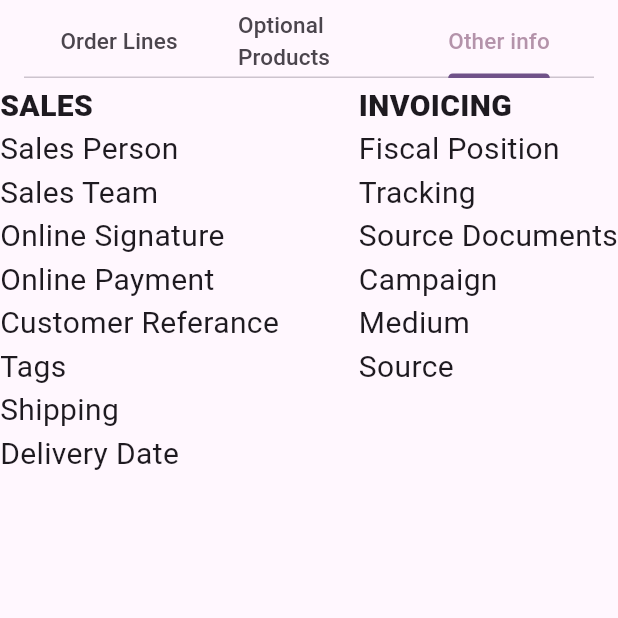
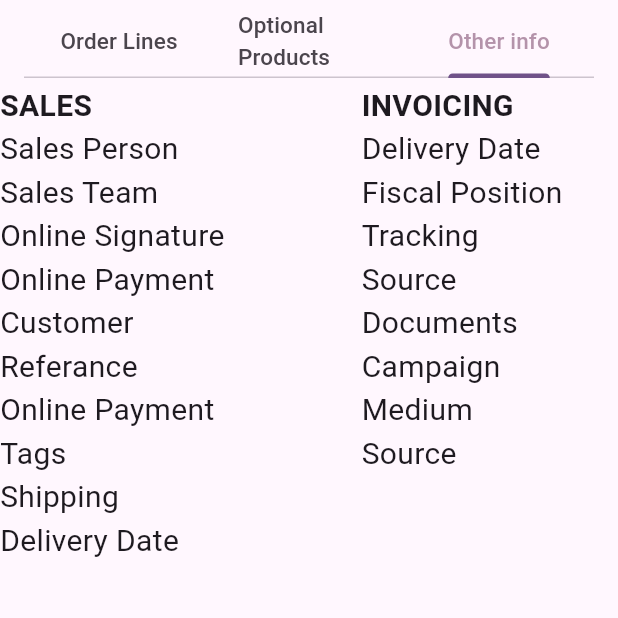
Before and after one commit to Dilanka76/odoo_app, a Flutter app: the SoConfTabBar screen opened directly, tab 3 chosen, on a phone screen of 412 x 824 dp, the top half of it. Run offline on Flutter 3.47's test engine with Material 3 defaults, Android fonts, the phone set to English and light mode, and no system bars; our stand-ins replace smooth_page_indicator, syncfusion_flutter_datagrid; missing offline and left inert: lock_orientation_screen, xml_rpc.

Commit message:
initial commit

```diff
--- /dev/null
+++ b/lib/models data/so_cong_info_data.dart
@@ -0,0 +1,28 @@
+import '../models/so_conf_info_tab_model.dart';
+
+class SoConfInfoDataSales {
+  final List<SoConfInfoModel> soConfDataListSales = [
+  SoConfInfoModel(itemName: "SALES"),
+  SoConfInfoModel(itemName: "Sales Person"),
+  SoConfInfoModel(itemName: "Sales Team"),
+  SoConfInfoModel(itemName: "Online Signature"),
+  SoConfInfoModel(itemName: "Online Payment"),
+  SoConfInfoModel(itemName: "Customer Referance"),
+  SoConfInfoModel(itemName: "Online Payment",),
+  SoConfInfoModel(itemName: "Tags"),
+  SoConfInfoModel(itemName: "Shipping"),
+  SoConfInfoModel(itemName: "Delivery Date"),
+  ];
+}
+class SoConfInfoDataInvoicing {
+  final List<SoConfInfoModel> soConfDataListInvoicing = [
+  SoConfInfoModel(itemName: "INVOICING",),
+  SoConfInfoModel(itemName: "Delivery Date",),
+  SoConfInfoModel(itemName: "Fiscal Position",),
+  SoConfInfoModel(itemName: "Tracking",),
+  SoConfInfoModel(itemName: "Source Documents"),
+  SoConfInfoModel(itemName: "Campaign"),
+  SoConfInfoModel(itemName: "Medium"),
+  SoConfInfoModel(itemName: "Source"),
+  ];
+}
--- /dev/null
+++ b/lib/models/so_conf_info_tab_model.dart
@@ -0,0 +1,7 @@
+class SoConfInfoModel {
+  final String itemName;
+
+  SoConfInfoModel({
+    required this.itemName,
+});
+}
--- a/lib/providers/user_data.provider.dart
+++ b/lib/providers/user_data.provider.dart
@@ -1,4 +1,3 @@
-
 import 'package:flutter/material.dart';
 import 'package:xml_rpc/client_c.dart' as xml_rpc;
 
@@ -20,7 +19,7 @@ class UserDataProvider with ChangeNotifier{
   List<dynamic> get salesOrderDataList => _salesOrderDataList;
 
   // set values to the relavant field
-void setUserData ( {required String url, required String database, required String userName, required String password}){
+void setUserData ( {required String url, required String database, required String userName, required String password,required }){
    _url = url;
    _database = database;
    _userName = userName;
@@ -36,12 +35,13 @@ void setUserData ( {required String url, required String database, required Stri
         'login',
         [_database, _userName, _password],
       );
+      print("vvv.eee..$userId");
       if(userId != false){
         _userId =  userId;
          _showSnackbar(context2, "isSuccessful" ,"✅ Login successful! Welcome");
       }else{
         _userId = -1;
-        _showSnackbar(context2, "isFailed" ,"⚠️ Sign-in failed. Please check your username and password");
+        _showSnackbar(context2, "isFailed" ,"⚠️ Sign-in failed. Please check your username and password ");
       }
       notifyListeners();
       return userId;
--- a/lib/screens/home_page.dart
+++ b/lib/screens/home_page.dart
@@ -19,10 +19,10 @@ class MyHomePage extends StatelessWidget {
               color: Colors.white,
               boxShadow: [
                 BoxShadow(
-                  color: Colors.black.withOpacity(0.1), // Soft shadow
+                  color: Colors.black.withOpacity(0.1),
                   blurRadius: 10,
                   spreadRadius: 2,
-                  offset: Offset(0, 5), // Slightly below
+                  offset: Offset(0, 5),
                 ),
               ],
             ),
--- a/lib/screens/sales_order_confirmed.dart
+++ b/lib/screens/sales_order_confirmed.dart
@@ -1,10 +1,6 @@
-import 'package:flutter/cupertino.dart';
 import 'package:flutter/material.dart';
-
-import '../constant/colors.dart';
 import '../widgets/app_bar.dart';
 import '../widgets/left_drawer.dart';
-import '../widgets/reuserble widget/tap_button.dart';
 import '../widgets/right_Drawer.dart';
 import '../widgets/so confirmed screen widget/so_conf_action_section.dart';
 import '../widgets/so confirmed screen widget/so_conf_customer_section.dart';
@@ -43,6 +39,7 @@ class _SalesOrderConfirmedState extends State<SalesOrderConfirmed> {
               SoConfAction(
                   status:widget.status,
                 orderId: widget.orderId,
+                number: widget.number,
               ),
               Divider(),
               SoConfCstomer(
--- a/lib/screens/sales_order_screen.dart
+++ b/lib/screens/sales_order_screen.dart
@@ -1,4 +1,3 @@
-import 'package:flutter/cupertino.dart';
 import 'package:flutter/material.dart';
 import 'package:odoo_app/constant/sizes.dart';
 import 'package:odoo_app/widgets/right_Drawer.dart';
@@ -56,6 +55,4 @@ class _SalesOrderScreenState extends State<SalesOrderScreen> {
       ),
     );
   }
-  // add the sales orders to the table
-
 }
--- a/lib/widgets/app_bar.dart
+++ b/lib/widgets/app_bar.dart
@@ -1,5 +1,4 @@
 import 'package:flutter/material.dart';
-
 import '../constant/colors.dart';
 import '../constant/sizes.dart';
 
@@ -13,7 +12,6 @@ class AppBarSection extends StatefulWidget implements PreferredSizeWidget{
   @override
   Size get preferredSize => const Size.fromHeight(kToolbarHeight);
 }
-
 class _AppBarSectionState extends State<AppBarSection> {
   @override
   Widget build(BuildContext context) {
@@ -65,7 +63,6 @@ class _AppBarSectionState extends State<AppBarSection> {
               ),
             ),
           )
-
         ],
       ),
     );
--- a/lib/widgets/reuserble widget/formTextField_widget.dart
+++ b/lib/widgets/reuserble widget/formTextField_widget.dart
@@ -1,4 +1,3 @@
-
 import 'package:flutter/material.dart';
 
 class FormTextField extends StatefulWidget {
@@ -20,6 +19,7 @@ class _FormTextFieldState extends State<FormTextField> {
   @override
   Widget build(BuildContext context) {
     return TextFormField(
+      autofocus: false,
       controller: widget.controller,
       keyboardType: setKeybordType(widget.type),
       obscureText: widget.type == FormTextFieldType.password ? true :false,
--- a/lib/widgets/so confirmed screen widget/so_conf_customer_section.dart
+++ b/lib/widgets/so confirmed screen widget/so_conf_customer_section.dart
@@ -1,4 +1,3 @@
-import 'package:flutter/cupertino.dart';
 import 'package:flutter/material.dart';
 import 'package:odoo_app/constant/sizes.dart';
 
@@ -9,7 +8,6 @@ class SoConfCstomer extends StatefulWidget {
   @override
   State<SoConfCstomer> createState() => _SoConfCstomerState();
 }
-
 class _SoConfCstomerState extends State<SoConfCstomer> {
   String selectedValue = 'Test Customer';
 
--- a/lib/widgets/so confirmed screen widget/so_conf_otheInfoTab.dart
+++ b/lib/widgets/so confirmed screen widget/so_conf_otheInfoTab.dart
@@ -1,38 +1,37 @@
 import 'package:flutter/cupertino.dart';
+
+import '../../models data/so_cong_info_data.dart';
 
 class SoConfOtheinfotab extends StatelessWidget {
   const SoConfOtheinfotab({super.key});
 
   @override
   Widget build(BuildContext context) {
+    SoConfInfoDataSales soConfInfoDataSales = SoConfInfoDataSales();
+    SoConfInfoDataInvoicing soConfInfoDataInvoicing = SoConfInfoDataInvoicing();
     return   Row(
       mainAxisAlignment: MainAxisAlignment.spaceBetween,
           children: [
-            Column(
-              crossAxisAlignment: CrossAxisAlignment.start,
-              children: [
-                Text("SALES",style: TextStyle(fontWeight: FontWeight.w800,fontSize: 20),),
-                Text('Sales Person',style: TextStyle(fontSize: 20),),
-                Text('Sales Team',style: TextStyle(fontSize: 20),),
-                Text('Online Signature',style: TextStyle(fontSize: 20),),
-                Text('Online Payment',style: TextStyle(fontSize: 20),),
-                Text('Customer Referance',style: TextStyle(fontSize: 20),),
-                Text('Tags',style: TextStyle(fontSize: 20),),
-                Text('Shipping',style: TextStyle(fontSize: 20),),
-                Text('Delivery Date',style: TextStyle(fontSize: 20),),
-              ],
+            Expanded(
+              child: ListView.builder(
+                itemCount: soConfInfoDataSales.soConfDataListSales.length,
+                itemBuilder: (BuildContext context, int index) {
+                  final item = soConfInfoDataSales.soConfDataListSales[index];
+                  FontWeight type = item.itemName == "SALES" ? FontWeight.w700:FontWeight.normal;
+                    return Text(item.itemName,style: TextStyle(fontSize: 20,fontWeight:type),);
+                },
+              ),
             ),
-            Column(
-              crossAxisAlignment: CrossAxisAlignment.start,
-              children: [
-                Text("INVOICING",style: TextStyle(fontWeight: FontWeight.w800,fontSize: 20),),
-                Text('Fiscal Position',style: TextStyle(fontSize: 20),),
-                Text('Tracking',style: TextStyle(fontSize: 20),),
-                Text('Source Documents',style: TextStyle(fontSize: 20),),
-                Text('Campaign',style: TextStyle(fontSize: 20),),
-                Text('Medium',style: TextStyle(fontSize: 20),),
-                Text('Source',style: TextStyle(fontSize: 20),),
-              ],
+            SizedBox(width: 70,),
+            Expanded(
+              child: ListView.builder(
+                itemCount: soConfInfoDataInvoicing.soConfDataListInvoicing.length,
+                itemBuilder: (BuildContext context, int index) {
+                  final item = soConfInfoDataInvoicing.soConfDataListInvoicing[index];
+                  FontWeight type = item.itemName == "INVOICING" ? FontWeight.w700:FontWeight.normal;
+                  return Text(item.itemName,style: TextStyle(fontSize: 20,fontWeight:type),);
+                },
+              ),
             ),
         ],
     );
--- a/lib/widgets/so confirmed screen widget/so_conf_tabBar_section.dart
+++ b/lib/widgets/so confirmed screen widget/so_conf_tabBar_section.dart
@@ -1,19 +1,15 @@
-import 'package:flutter/cupertino.dart';
 import 'package:flutter/material.dart';
 import 'package:odoo_app/widgets/so%20confirmed%20screen%20widget/so_conf_optionalPro_tab.dart';
 import 'package:odoo_app/widgets/so%20confirmed%20screen%20widget/so_conf_orderLine_tab.dart';
 import 'package:odoo_app/widgets/so%20confirmed%20screen%20widget/so_conf_otheInfoTab.dart';
-
 import '../../constant/colors.dart';
 
 class SoConfTabBar extends StatefulWidget {
   const SoConfTabBar({super.key});
 
   @override
-
   State<SoConfTabBar> createState() => _SoConfTabBarState();
 }
-
 class _SoConfTabBarState extends State<SoConfTabBar>  with SingleTickerProviderStateMixin{
   late final TabController _tabController;
   @override
@@ -27,7 +23,6 @@ class _SoConfTabBarState extends State<SoConfTabBar>  with SingleTickerProviderS
     super.dispose();
   }
   @override
-
   Widget build(BuildContext context) {
     return  Container(
       height: MediaQuery.of(context).size.height * 0.35,
```
Also changed, not shown: lib/models data/drawer_data.dart (added, +27 -0 lines), lib/models/drawer_model.dart (added, +23 -0 lines), lib/screens/onbording_screen.dart (+33 -28 lines), lib/widgets/left_drawer.dart (+20 -13 lines), lib/widgets/login_form.dart (+40 -15 lines), lib/widgets/right_Drawer.dart (+21 -18 lines), lib/widgets/sales_order_table.dart (+10 -15 lines), lib/widgets/so confirmed screen widget/so_conf_action_section.dart (+4 -6 lines), 2 other files.
